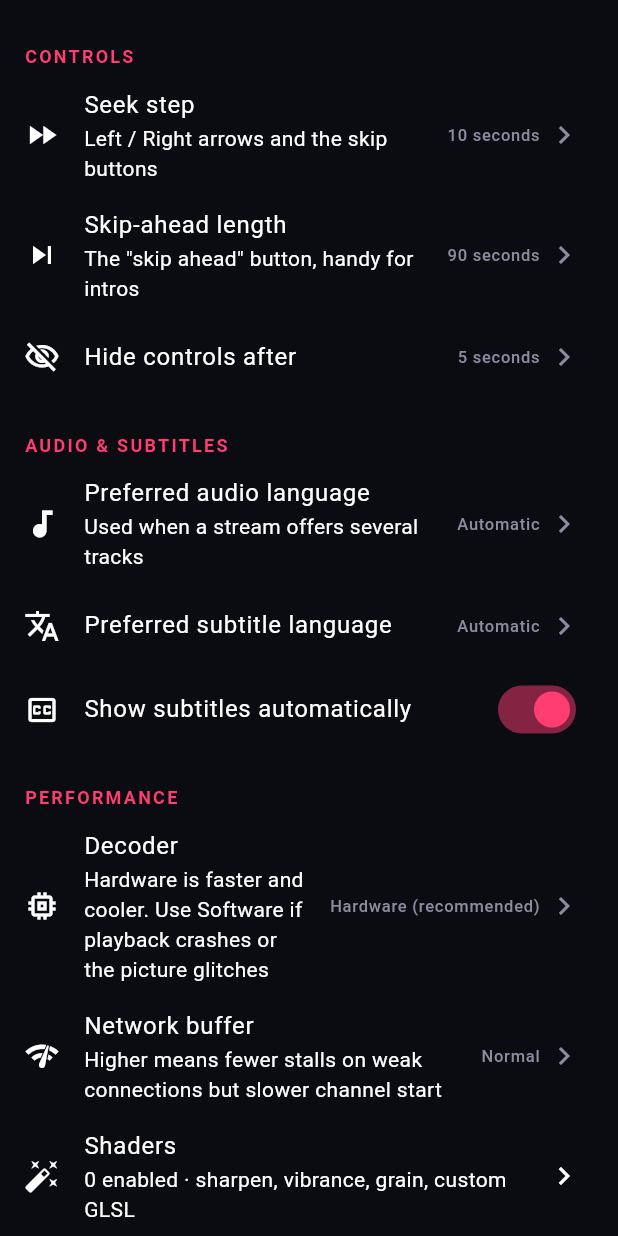
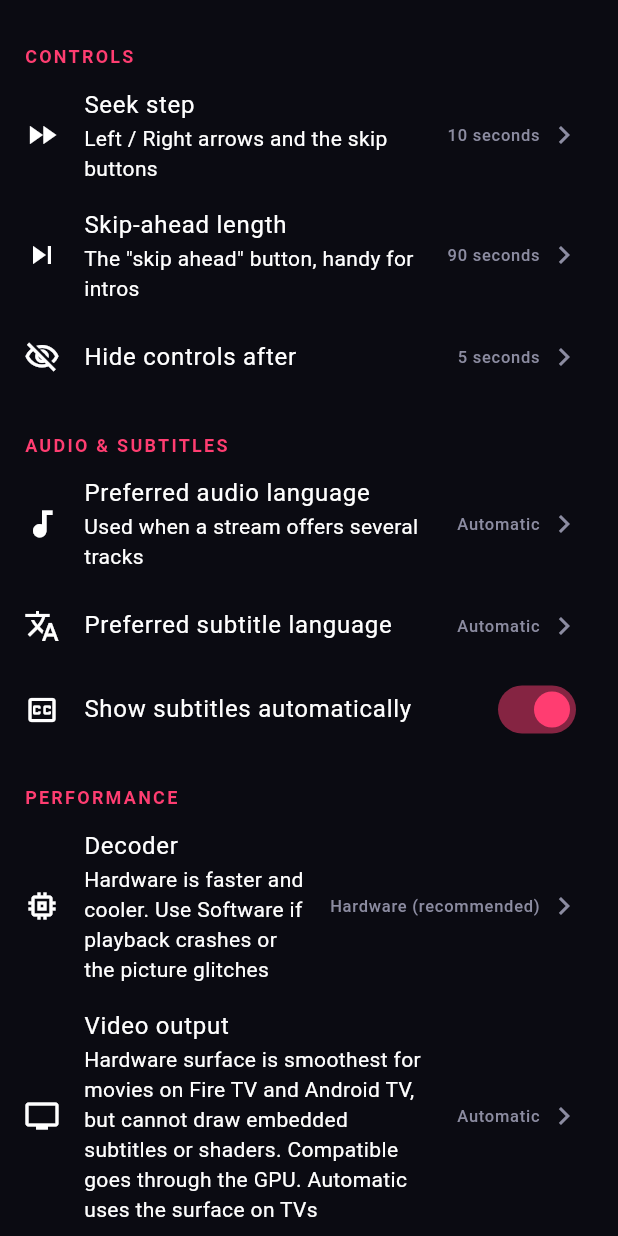
Before and after one commit to migtam628/StreamBoss, a Flutter app: the PlaybackPage widget shown alone on an empty page, opened directly, scrolled down 192 dp, on a phone screen of 412 x 824 dp. Run offline on Flutter 3.47's test engine with Material 3 defaults, Android fonts, the phone set to English and light mode, and no system bars; our stand-ins replace cached_network_image, flutter_cache_manager, flutter_secure_storage, package_info_plus, qr_flutter, shared_preferences and 1 more; missing offline and left inert: media_kit, media_kit_video; accounts and stored records are empty.

Commit message:
Hardware-surface video output on Android TV, step-down crash fallback (0.2.6)
Movies crashed and live TV lagged on Fire TV: the gpu video output copies every decoded frame
through GL at the video's full size (4K needs a lot of memory on a stick). On TVs the video now
goes from MediaCodec straight to the surface (mediacodec_embed), selectable in Settings >
Playback > Video output. A startup crash steps down to the standard output first and only then
to software decoding. Smaller demuxer buffer on TVs.

Co-Authored-By: Claude Sonnet 5.5 <noreply@anthropic.com>
Claude-Session: https://claude.ai/code/session_0197GdrgLzmL3LVoowrPpmM6

```diff
--- a/lib/screens/crash_notice.dart
+++ b/lib/screens/crash_notice.dart
@@ -4,14 +4,18 @@ import '../services/crash_report.dart';
 import '../theme.dart';
 
 /// Tells the user the last playback session ended abnormally, and shows the end of its log
-/// (readable on a TV, copyable elsewhere). [switchedToSafe] says safe playback was just turned on.
-Future<void> showCrashNotice(BuildContext context, CrashReport r, {required bool switchedToSafe, required bool wasSafeAlready}) {
+/// (readable on a TV, copyable elsewhere). [switchedTo] says which safer setting was just turned on:
+/// `compat` (standard video output) or `software` (software decoding).
+Future<void> showCrashNotice(BuildContext context, CrashReport r, {String? switchedTo, required bool wasSafeAlready}) {
   final String what;
   if (r.duringStartup) {
-    what = switchedToSafe
-        ? 'StreamBoss closed while starting playback, so Safe playback is now on: software decoding, which is slower but works on more devices. '
-            'You can change it in Settings > Playback > Decoder.'
-        : wasSafeAlready
+    what = switchedTo == 'compat'
+        ? 'StreamBoss closed while starting playback, so the video output is now Compatible (it was the TV hardware surface). '
+            'Try again; you can change it in Settings > Playback > Video output.'
+        : switchedTo == 'software'
+            ? 'StreamBoss closed while starting playback, so Safe playback is now on: software decoding, which is slower but works on more devices. '
+                'You can change it in Settings > Playback > Decoder.'
+            : wasSafeAlready
             ? 'StreamBoss closed while starting playback, even with software decoding.'
             : 'StreamBoss closed while starting playback.';
   } else {
--- a/lib/screens/player_screen.dart
+++ b/lib/screens/player_screen.dart
@@ -46,10 +46,12 @@ class PlayerScreen extends StatefulWidget {
 
 class _PlayerScreenState extends State<PlayerScreen> with WidgetsBindingObserver {
   // Warnings and errors from libmpv go to the playback log (see CrashGuard).
-  late final Player _player = Player(configuration: const PlayerConfiguration(logLevel: MPVLogLevel.warn));
+  late final SettingsState _settings = context.read<SettingsState>();
+  // TV boxes have little memory: a smaller demuxer buffer (libmpv default here is 32 MB forward + 32 MB back).
+  late final Player _player = Player(
+      configuration: PlayerConfiguration(logLevel: MPVLogLevel.warn, bufferSize: _settings.isTv ? 16 * 1024 * 1024 : 32 * 1024 * 1024));
   late final VideoController _controller;
   late final AppState _app = context.read<AppState>();
-  late final SettingsState _settings = context.read<SettingsState>();
 
   final _root = FocusNode(debugLabel: 'player-root');
   final _playBtn = FocusNode(debugLabel: 'player-play');
@@ -81,11 +83,15 @@ class _PlayerScreenState extends State<PlayerScreen> with WidgetsBindingObserver
     super.initState();
     _index = _queue == null ? 0 : _queue!.indexWhere((e) => e.key == widget.item.key).clamp(0, _queue!.length - 1);
     WidgetsBinding.instance.addObserver(this);
-    CrashGuard.begin('${_live ? 'live' : 'vod'} host=${Uri.tryParse(widget.url)?.host} decoder=${_settings.decoder}');
+    final surface = _settings.surfaceOutput;
+    CrashGuard.begin('${_live ? 'live' : 'vod'} host=${Uri.tryParse(widget.url)?.host} '
+        'decoder=${_settings.decoder} output=${surface ? 'surface' : 'gpu'}');
     _controller = VideoController(
       _player,
       configuration: VideoControllerConfiguration(
         enableHardwareAcceleration: _settings.decoder != 'software',
+        vo: surface ? 'mediacodec_embed' : null,
+        hwdec: surface ? 'mediacodec' : null,
       ),
     );
     SystemChrome.setPreferredOrientations(
@@ -167,7 +173,8 @@ class _PlayerScreenState extends State<PlayerScreen> with WidgetsBindingObserver
     if (state == AppLifecycleState.paused) CrashGuard.mark('background');
   }
 
-  Future<void> _applyShaders() => applyShaders(_player, [
+  // Shaders run in libmpv's GPU renderer, which the surface output bypasses.
+  Future<void> _applyShaders() => _settings.surfaceOutput ? Future.value() : applyShaders(_player, [
         for (final sh in _settings.activeShaders) MapEntry(sh.id, sh.source),
       ]);
 
--- a/lib/screens/settings/settings_pages.dart
+++ b/lib/screens/settings/settings_pages.dart
@@ -219,6 +219,16 @@ class PlaybackPage extends StatelessWidget {
           options: const [('auto', 'Hardware (recommended)'), ('software', 'Software')],
           onChanged: (v) => st.set('decoder', v),
         ),
+        if (defaultTargetPlatform == TargetPlatform.android)
+          ChoiceRow<String>(
+            icon: Icons.tv,
+            title: 'Video output',
+            subtitle: 'Hardware surface is smoothest for movies on Fire TV and Android TV, but cannot draw embedded subtitles or shaders. '
+                'Compatible goes through the GPU. Automatic uses the surface on TVs',
+            value: st.videoOutput,
+            options: const [('auto', 'Automatic'), ('surface', 'Hardware surface'), ('compat', 'Compatible')],
+            onChanged: (v) => st.set('videoOutput', v),
+          ),
         ChoiceRow<int>(
           icon: Icons.network_check,
           title: 'Network buffer',
--- a/lib/state/settings_state.dart
+++ b/lib/state/settings_state.dart
@@ -12,6 +12,7 @@ class SettingsState extends ChangeNotifier {
   static const Map<String, Object> defaults = {
     // playback
     'decoder': 'auto', // auto | software (native only)
+    'videoOutput': 'auto', // auto | surface | compat (Android only, see [surfaceOutput])
     'bufferSecs': 20, // low 5 / normal 20 / high 60 (native only)
     'speed': 1.0,
     'autoResume': true,
@@ -45,7 +46,7 @@ class SettingsState extends ChangeNotifier {
   static const secretKeys = {'tmdbKey'};
 
   /// Describes this device rather than the user's taste, so backups don't carry it over.
-  static const deviceKeys = {'tvMode'};
+  static const deviceKeys = {'tvMode', 'videoOutput'};
 
   /// Set at startup from [DeviceInfo]; tests set it directly.
   static bool detectedTv = false;
@@ -81,6 +82,18 @@ class SettingsState extends ChangeNotifier {
 
   /// TV ("10-foot") mode: on when forced, or when auto and a TV was detected.
   bool get isTv => tvMode == 'on' || (tvMode == 'auto' && detectedTv);
+
+  String get videoOutput => _g('videoOutput');
+
+  /// Android only: hand video straight from the hardware decoder to the screen (libmpv's
+  /// `mediacodec_embed`) instead of copying every frame through the GPU. Much lighter for movies
+  /// on a Fire TV or Android TV box, but libmpv then can't draw embedded subtitles or shaders.
+  /// Automatic means on for TVs. Software decoding always uses the GPU path.
+  bool get surfaceOutput {
+    if (kIsWeb || defaultTargetPlatform != TargetPlatform.android) return false;
+    if (decoder == 'software') return false;
+    return videoOutput == 'surface' || (videoOutput == 'auto' && isTv);
+  }
 
   /// Text and poster scales as applied: the user's choice, plus 20% in TV mode.
   double get textScale => uiScale * (isTv ? 1.2 : 1);
--- a/pubspec.yaml
+++ b/pubspec.yaml
@@ -1,7 +1,7 @@
 name: streamboss
 description: A cross-platform IPTV player for the Xtream or M3U service you already use.
 publish_to: none
-version: 0.2.5+1
+version: 0.2.6+1
 
 environment:
   sdk: ">=3.4.0 <4.0.0"
```
Also changed, not shown: lib/screens/shell.dart (+14 -5 lines), 2 other files.
